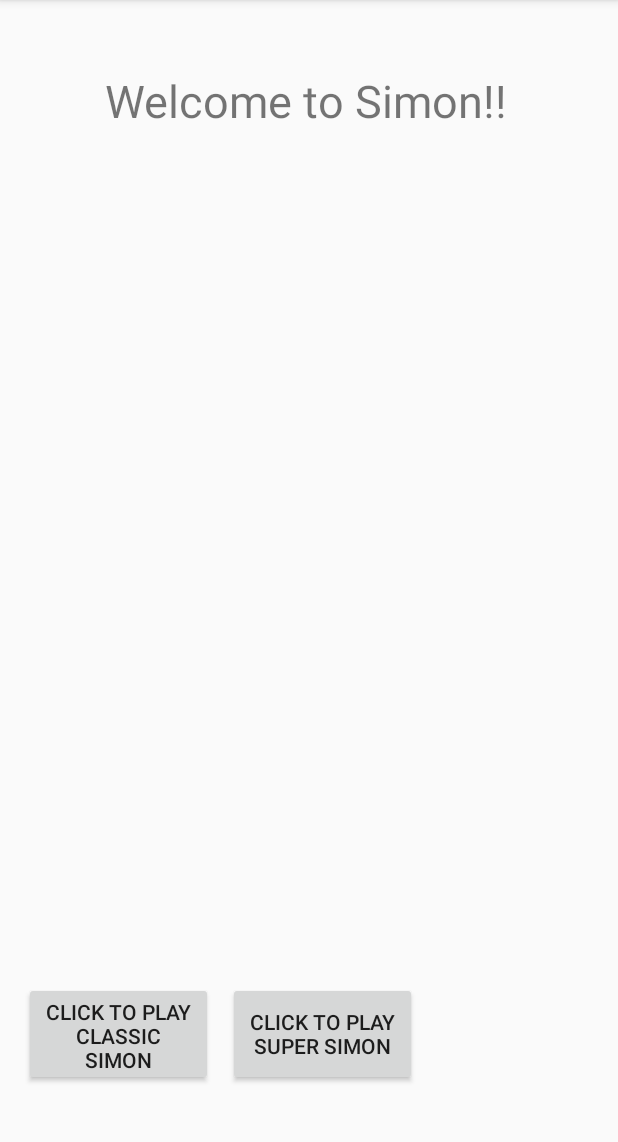
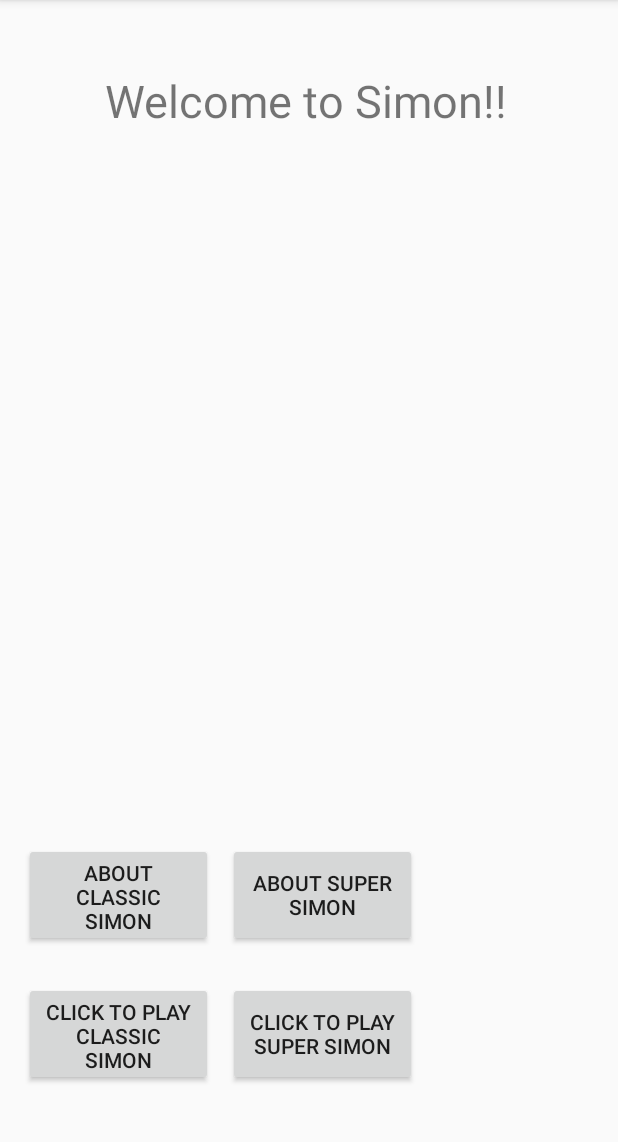
Before and after one commit to jbassel/SimonAssignment3, an Android app: the screen it shows after launch (MainActivity), on a phone screen of 412 x 824 dp, the part 84-1226 px from its top. Run offline under Robolectric (Android 15) with nearby library versions, the phone set to English and light mode, and no system bars.

Commit message:
finished simon classsic and simon super

```diff
--- a/src/main/java/com/jacobbassel/simonassignment3/MainActivity.java
+++ b/src/main/java/com/jacobbassel/simonassignment3/MainActivity.java
@@ -18,17 +18,31 @@ public class MainActivity extends AppCompatActivity implements View.OnClickListe
 
         Button button = (Button) findViewById(R.id.button);
         Button button2 = (Button) findViewById(R.id.button8);
+        Button button3 = (Button) findViewById(R.id.button3);
+        Button button4 = (Button) findViewById(R.id.button10);
         button.setOnClickListener(this);
         button2.setOnClickListener(this);
+        button3.setOnClickListener(this);
+        button4.setOnClickListener(this);
         TextView text = (TextView) findViewById(R.id.textView2);
+        TextView text3 = (TextView) findViewById(R.id.textView5);
     }
 
     @Override
     public void onClick(View view) {
         Button button = (Button) findViewById(R.id.button);
         Button button2 = (Button) findViewById(R.id.button8);
-        button.setOnClickListener(this);
-        button2.setOnClickListener(this);
+        Button button3 = (Button) findViewById(R.id.button3);
+        Button button4 = (Button) findViewById(R.id.button10);
+        TextView text3 = (TextView) findViewById(R.id.textView5);
+
+        if (view.getId() == R.id.button3) {
+            text3.setText("This game requires that you pay attention to the color pattern.  You must then click the buttons in the order that simon said to earn points.  You have colors and sounds to coordinate the buttons.  Good Luck!");
+        }
+
+        if (view.getId() == R.id.button10) {
+            text3.setText("This game requires that you pay attention to the positions that simon says to press.  All colors are the same, so you only have the sounds and positions to know what to press.  Good Luck!");
+        }
 
         if (view.getId() == R.id.button) {
             Intent intent = new Intent(getApplicationContext(), simonClassic.class);
--- a/src/main/res/layout/activity_main.xml
+++ b/src/main/res/layout/activity_main.xml
@@ -5,6 +5,30 @@
     android:layout_width="match_parent"
     android:layout_height="match_parent"
     tools:context=".MainActivity">
+
+    <Button
+        android:id="@+id/button10"
+        android:layout_width="126dp"
+        android:layout_height="69dp"
+        android:layout_marginStart="152dp"
+        android:layout_marginBottom="44dp"
+        android:text="ABOUT Super simon"
+        app:layout_constraintBottom_toBottomOf="parent"
+        app:layout_constraintStart_toStartOf="parent"
+        app:layout_constraintTop_toBottomOf="@+id/textView2"
+        app:layout_constraintVertical_bias="0.834" />
+
+    <Button
+        android:id="@+id/button3"
+        android:layout_width="126dp"
+        android:layout_height="69dp"
+        android:layout_marginStart="16dp"
+        android:layout_marginBottom="44dp"
+        android:text="ABOUT Classic simon"
+        app:layout_constraintBottom_toBottomOf="parent"
+        app:layout_constraintStart_toStartOf="parent"
+        app:layout_constraintTop_toBottomOf="@+id/textView2"
+        app:layout_constraintVertical_bias="0.834" />
 
     <Button
         android:id="@+id/button8"
@@ -43,4 +67,14 @@
         app:layout_constraintTop_toBottomOf="@+id/textView2"
         app:layout_constraintVertical_bias="1.0" />
 
+    <TextView
+        android:id="@+id/textView5"
+        android:layout_width="230dp"
+        android:layout_height="329dp"
+        android:layout_marginTop="40dp"
+        android:layout_marginEnd="96dp"
+        android:textSize="20sp"
+        app:layout_constraintEnd_toEndOf="parent"
+        app:layout_constraintTop_toBottomOf="@+id/textView2" />
+
 </androidx.constraintlayout.widget.ConstraintLayout>
```
Also changed, not shown: src/main/java/com/jacobbassel/simonassignment3/simonClassic.java (+92 -29 lines), src/main/java/com/jacobbassel/simonassignment3/simonSuper.java (+90 -22 lines), src/main/res/layout/activity_main2.xml (+18 -18 lines), src/main/res/values/colors.xml (+4 -4 lines).
